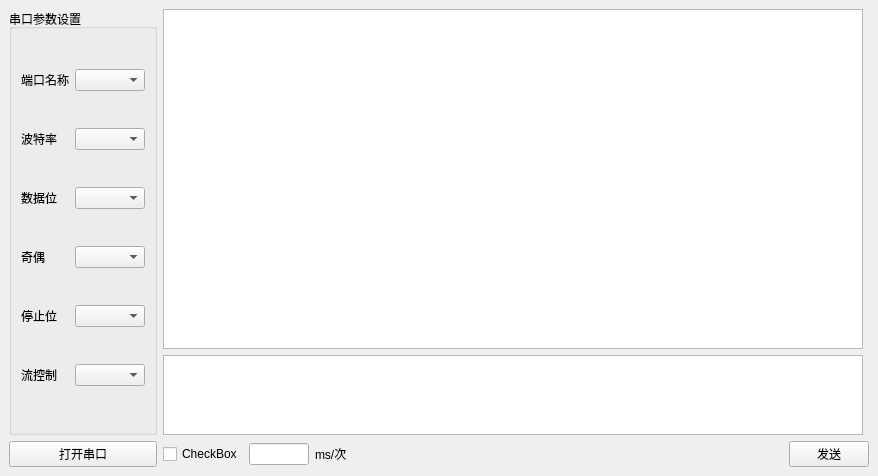
liefyuan/SerialToolPlus, file SerialToolPlus/mainwindow.ui: the form before one commit.
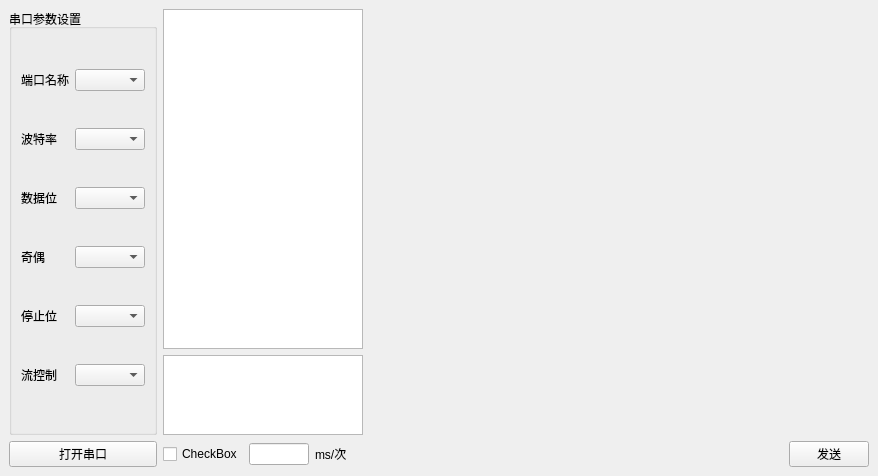
The form after the commit. Custom widgets are drawn as their Qt base class.

Commit message: add qcustomplot mean is data to plot

```diff
--- a/SerialToolPlus/mainwindow.ui
+++ b/SerialToolPlus/mainwindow.ui
@@ -209,6 +209,20 @@
       </item>
      </layout>
     </item>
+    <item row="0" column="2">
+     <layout class="QVBoxLayout" name="verticalLayout_3" stretch="0">
+      <item>
+       <widget class="QCustomPlot" name="timePlot" native="true">
+        <property name="minimumSize">
+         <size>
+          <width>500</width>
+          <height>192</height>
+         </size>
+        </property>
+       </widget>
+      </item>
+     </layout>
+    </item>
     <item row="1" column="0">
      <widget class="QPushButton" name="btnOpenPort">
       <property name="text">
@@ -283,6 +297,14 @@
    </property>
   </widget>
  </widget>
+ <customwidgets>
+  <customwidget>
+   <class>QCustomPlot</class>
+   <extends>QWidget</extends>
+   <header>QCustomPlot.h</header>
+   <container>1</container>
+  </customwidget>
+ </customwidgets>
  <resources/>
  <connections/>
 </ui>
```
The commit also changes 15 other files.
